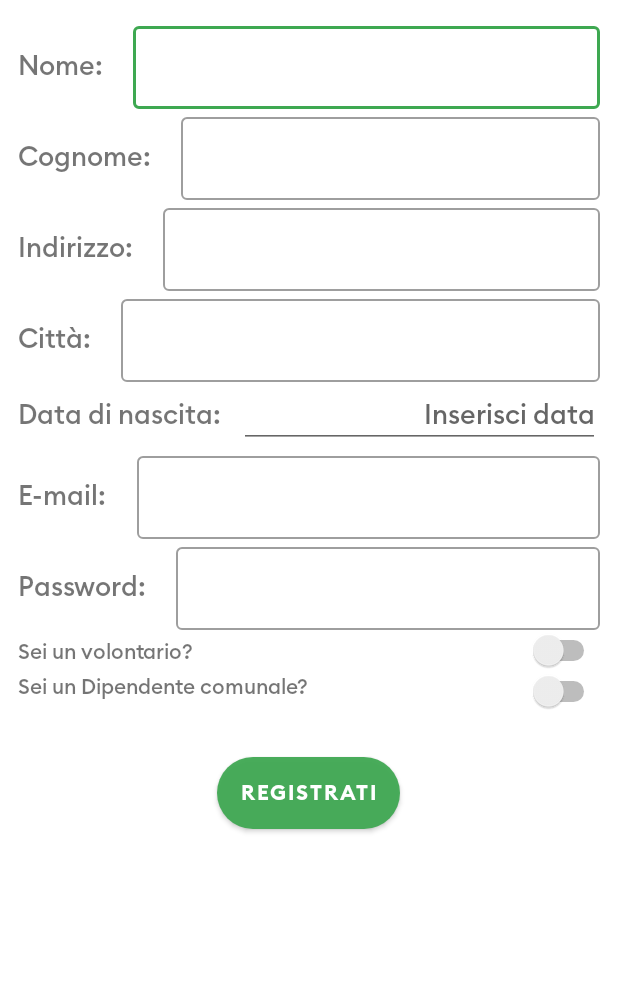
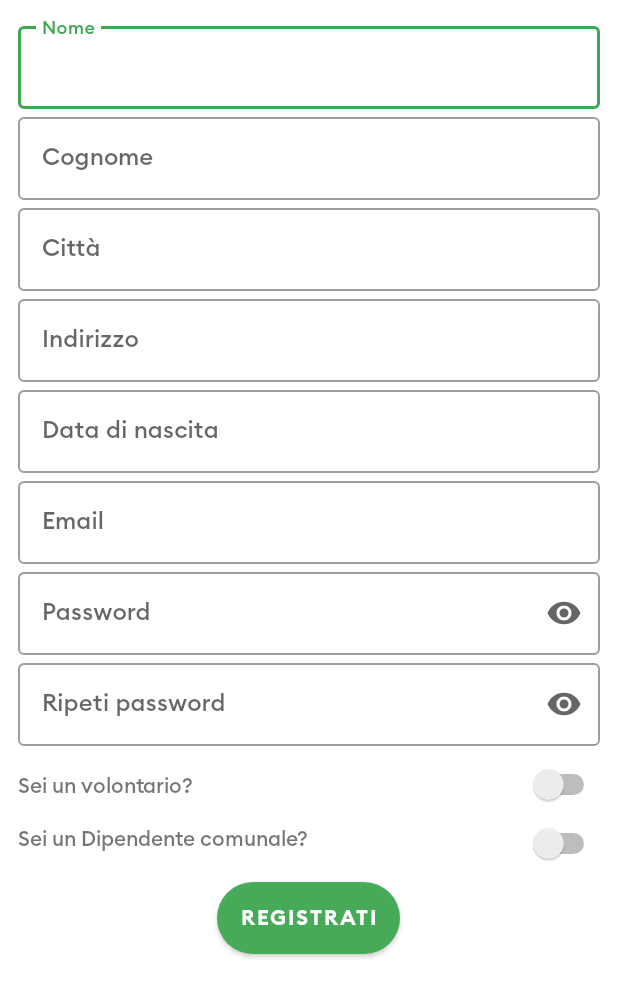
Before and after one commit to ssilvestri15/Gruppo1_ProjectGreen_IUM, an Android app: the fragment RegistrazioneFragment shown on its own in the app's theme, on a phone screen of 412 x 824 dp. Shown: the top 997 px of the screen. Run offline under Robolectric (Android 15) with nearby library versions, the phone set to English and light mode, and no system bars.

Commit message:
Update to Registrazioni

```diff
--- a/app/build.gradle
+++ b/app/build.gradle
@@ -44,6 +44,7 @@ dependencies {
     implementation 'androidx.annotation:annotation:1.1.0'
     implementation 'androidx.lifecycle:lifecycle-livedata-ktx:2.2.0'
     implementation 'androidx.lifecycle:lifecycle-viewmodel-ktx:2.2.0'
+    implementation 'androidx.gridlayout:gridlayout:1.0.0'
     testImplementation 'junit:junit:4.+'
     androidTestImplementation 'androidx.test.ext:junit:1.1.2'
     androidTestImplementation 'androidx.test.espresso:espresso-core:3.3.0'
--- a/app/src/main/java/com/boris/projectgreen/LoginActivity.java
+++ b/app/src/main/java/com/boris/projectgreen/LoginActivity.java
@@ -1,8 +1,10 @@
 package com.boris.projectgreen;
 
 import androidx.appcompat.app.AppCompatActivity;
+import androidx.fragment.app.FragmentManager;
 
 import android.os.Bundle;
+import android.view.View;
 
 public class LoginActivity extends AppCompatActivity {
 
@@ -10,5 +12,11 @@ public class LoginActivity extends AppCompatActivity {
     protected void onCreate(Bundle savedInstanceState) {
         super.onCreate(savedInstanceState);
         setContentView(R.layout.activity_login);
+
+    }
+
+    public void openFragmentRegistrazione(View view) {
+        FragmentManager fm = getSupportFragmentManager();
+        getSupportFragmentManager().beginTransaction();
     }
 }
--- a/app/src/main/res/layout/activity_login.xml
+++ b/app/src/main/res/layout/activity_login.xml
@@ -110,7 +110,8 @@
             android:textSize="18sp"
             android:textStyle="bold"
             android:clickable="true"
-            android:layout_gravity="center"/>
+            android:layout_gravity="center"
+            android:onClick="openFragmentRegistrazione"/>
 
 
 
--- a/app/src/main/res/layout/fragment_registrazione.xml
+++ b/app/src/main/res/layout/fragment_registrazione.xml
@@ -3,217 +3,150 @@
     xmlns:tools="http://schemas.android.com/tools"
     android:layout_width="match_parent"
     android:layout_height="match_parent"
+    xmlns:app="http://schemas.android.com/apk/res-auto"
     tools:context=".RegistrazioneFragment">
 
 
     <LinearLayout
         android:layout_width="match_parent"
         android:layout_height="match_parent"
-        android:orientation="vertical"
-        android:layout_margin="12sp">
+        android:layout_margin="12sp"
+        android:orientation="vertical">
 
+        <com.google.android.material.textfield.TextInputLayout
+            android:id="@+id/txtFieldNome"
+            android:layout_width="match_parent"
+            android:layout_height="wrap_content"
+            style="@style/Widget.MaterialComponents.TextInputLayout.OutlinedBox"
+            android:hint="Nome">
+
+            <com.google.android.material.textfield.TextInputEditText
+                android:layout_width="match_parent"
+                android:layout_height="wrap_content"/>
+
+        </com.google.android.material.textfield.TextInputLayout>
+
+        <com.google.android.material.textfield.TextInputLayout
+            android:id="@+id/txtFieldCognome"
+            android:layout_width="match_parent"
+            android:layout_height="wrap_content"
+            style="@style/Widget.MaterialComponents.TextInputLayout.OutlinedBox"
+            android:hint="Cognome">
+
+            <com.google.android.material.textfield.TextInputEditText
+                android:layout_width="match_parent"
+                android:layout_height="wrap_content"/>
+
+        </com.google.android.material.textfield.TextInputLayout>
+
+        <com.google.android.material.textfield.TextInputLayout
+            android:id="@+id/txtFieldCitta"
+            android:layout_width="match_parent"
+            android:layout_height="wrap_content"
+            style="@style/Widget.MaterialComponents.TextInputLayout.OutlinedBox"
+            android:hint="Città">
+
+            <com.google.android.material.textfield.TextInputEditText
+                android:layout_width="match_parent"
+                android:layout_height="wrap_content"/>
+
+        </com.google.android.material.textfield.TextInputLayout>
+
+        <com.google.android.material.textfield.TextInputLayout
+            android:id="@+id/txtFieldIndirizzo"
+            android:layout_width="match_parent"
+            android:layout_height="wrap_content"
+            style="@style/Widget.MaterialComponents.TextInputLayout.OutlinedBox"
+            android:hint="Indirizzo">
+
+            <com.google.android.material.textfield.TextInputEditText
+                android:layout_width="match_parent"
+                android:layout_height="wrap_content"/>
+
+        </com.google.android.material.textfield.TextInputLayout>
+
+        <com.google.android.material.textfield.TextInputLayout
+            android:id="@+id/txtFieldDaraNascita"
+            android:layout_width="match_parent"
+            android:layout_height="wrap_content"
+            style="@style/Widget.MaterialComponents.TextInputLayout.OutlinedBox"
+            android:hint="Data di nascita">
+
+            <com.google.android.material.textfield.TextInputEditText
+                android:layout_width="match_parent"
+                android:layout_height="wrap_content"/>
+
+        </com.google.android.material.textfield.TextInputLayout>
+
+        <com.google.android.material.textfield.TextInputLayout
+            android:id="@+id/txtFieldEmail"
+            android:layout_width="match_parent"
+            android:layout_height="wrap_content"
+            style="@style/Widget.MaterialComponents.TextInputLayout.OutlinedBox"
+            android:hint="Email">
+
+            <com.google.android.material.textfield.TextInputEditText
+                android:layout_width="match_parent"
+                android:layout_height="wrap_content"/>
+
+        </com.google.android.material.textfield.TextInputLayout>
+
+        <com.google.android.material.textfield.TextInputLayout
+            android:id="@+id/txtFieldPassword"
+            android:layout_width="match_parent"
+            android:layout_height="wrap_content"
+            style="@style/Widget.MaterialComponents.TextInputLayout.OutlinedBox"
+            android:hint="Password"
+            app:endIconMode="password_toggle">
+
+            <com.google.android.material.textfield.TextInputEditText
+                android:layout_width="match_parent"
+                android:layout_height="wrap_content"
+                android:inputType="textPassword"/>
+
+        </com.google.android.material.textfield.TextInputLayout>
+
+        <com.google.android.material.textfield.TextInputLayout
+            android:id="@+id/txtFieldRipPassword"
+            android:layout_width="match_parent"
+            android:layout_height="wrap_content"
+            style="@style/Widget.MaterialComponents.TextInputLayout.OutlinedBox"
+            android:hint="Ripeti password"
+            app:endIconMode="password_toggle">
+
+            <com.google.android.material.textfield.TextInputEditText
+                android:layout_width="match_parent"
+                android:layout_height="wrap_content"
+                android:inputType="textPassword"/>
+
+        </com.google.android.material.textfield.TextInputLayout>
 
         <LinearLayout
             android:layout_width="match_parent"
             android:layout_height="wrap_content"
-            android:orientation="horizontal">
+            android:orientation="horizontal"
+            android:layout_marginTop="12sp">
 
             <TextView
                 android:layout_width="wrap_content"
                 android:layout_height="wrap_content"
-                android:text="Nome:"
-                android:textSize="18sp"/>
+                android:text="Sei un volontario?" />
 
-            <com.google.android.material.textfield.TextInputLayout
-                android:id="@+id/inputRegNome"
-                style="@style/Widget.MaterialComponents.TextInputLayout.OutlinedBox"
+            <Switch
                 android:layout_width="match_parent"
-                android:layout_height="wrap_content"
-                android:layout_marginLeft="20dp"
-                >
-
-                <com.google.android.material.textfield.TextInputEditText
-                    android:layout_width="match_parent"
-                    android:layout_height="wrap_content" />
-
-            </com.google.android.material.textfield.TextInputLayout>
-
-
+                android:layout_height="wrap_content" />
         </LinearLayout>
 
         <LinearLayout
             android:layout_width="match_parent"
             android:layout_height="wrap_content"
-            android:orientation="horizontal">
+            android:orientation="horizontal"
+            android:layout_marginTop="12sp">
 
             <TextView
                 android:layout_width="wrap_content"
                 android:layout_height="wrap_content"
-                android:text="Cognome:"
-                android:textSize="18sp"/>
-
-            <com.google.android.material.textfield.TextInputLayout
-                android:id="@+id/inputRegCognome"
-                style="@style/Widget.MaterialComponents.TextInputLayout.OutlinedBox"
-                android:layout_width="match_parent"
-                android:layout_height="wrap_content"
-                android:layout_marginLeft="20dp">
-
-                <com.google.android.material.textfield.TextInputEditText
-                    android:layout_width="match_parent"
-                    android:layout_height="wrap_content" />
-
-            </com.google.android.material.textfield.TextInputLayout>
-
-        </LinearLayout>
-
-        <LinearLayout
-            android:layout_width="match_parent"
-            android:layout_height="wrap_content"
-            android:orientation="horizontal">
-
-            <TextView
-                android:layout_width="wrap_content"
-                android:layout_height="wrap_content"
-                android:text="Indirizzo:"
-                android:textSize="18sp"/>
-
-            <com.google.android.material.textfield.TextInputLayout
-                android:id="@+id/inputRegInd"
-                style="@style/Widget.MaterialComponents.TextInputLayout.OutlinedBox"
-                android:layout_width="match_parent"
-                android:layout_height="wrap_content"
-                android:layout_marginLeft="20dp">
-
-                <com.google.android.material.textfield.TextInputEditText
-                    android:layout_width="match_parent"
-                    android:layout_height="wrap_content" />
-
-            </com.google.android.material.textfield.TextInputLayout>
-
-        </LinearLayout>
-
-        <LinearLayout
-            android:layout_width="match_parent"
-            android:layout_height="wrap_content"
-            android:orientation="horizontal">
-
-            <TextView
-                android:layout_width="wrap_content"
-                android:layout_height="wrap_content"
-                android:text="Città:"
-                android:textSize="18sp"/>
-
-            <com.google.android.material.textfield.TextInputLayout
-                android:id="@+id/inputRegCitta"
-                style="@style/Widget.MaterialComponents.TextInputLayout.OutlinedBox"
-                android:layout_width="match_parent"
-                android:layout_height="wrap_content"
-                android:layout_marginLeft="20dp">
-
-                <com.google.android.material.textfield.TextInputEditText
-                    android:layout_width="match_parent"
-                    android:layout_height="wrap_content" />
-
-            </com.google.android.material.textfield.TextInputLayout>
-
-        </LinearLayout>
-
-        <LinearLayout
-            android:layout_width="match_parent"
-            android:layout_height="wrap_content"
-            android:orientation="horizontal">
-
-            <TextView
-                android:layout_width="wrap_content"
-                android:layout_height="wrap_content"
-                android:text="Data di nascita:"
-                android:textSize="18sp"/>
-
-            <EditText
-                android:layout_width="match_parent"
-                android:layout_height="wrap_content"
-                android:hint="Inserisci data"
-                android:textAlignment="textEnd"
-                android:layout_marginLeft="12sp"/>
-
-        </LinearLayout>
-
-        <LinearLayout
-            android:layout_width="match_parent"
-            android:layout_height="wrap_content"
-            android:orientation="horizontal">
-
-            <TextView
-                android:layout_width="wrap_content"
-                android:layout_height="wrap_content"
-                android:text="E-mail:"
-                android:textSize="18sp"/>
-
-            <com.google.android.material.textfield.TextInputLayout
-                android:id="@+id/inputRegEmail"
-                style="@style/Widget.MaterialComponents.TextInputLayout.OutlinedBox"
-                android:layout_width="match_parent"
-                android:layout_height="wrap_content"
-                android:layout_marginLeft="20dp">
-
-                <com.google.android.material.textfield.TextInputEditText
-                    android:layout_width="match_parent"
-                    android:layout_height="wrap_content" />
-
-            </com.google.android.material.textfield.TextInputLayout>
-
-        </LinearLayout>
-
-        <LinearLayout
-            android:layout_width="match_parent"
-            android:layout_height="wrap_content"
-            android:orientation="horizontal">
-
-            <TextView
-                android:layout_width="wrap_content"
-                android:layout_height="wrap_content"
-                android:text="Password:"
-                android:textSize="18sp"/>
-
-            <com.google.android.material.textfield.TextInputLayout
-                android:id="@+id/inputRegNom"
-                style="@style/Widget.MaterialComponents.TextInputLayout.OutlinedBox"
-                android:layout_width="match_parent"
-                android:layout_height="wrap_content"
-                android:layout_marginLeft="20dp">
-
-                <com.google.android.material.textfield.TextInputEditText
-                    android:layout_width="match_parent"
-                    android:layout_height="wrap_content" />
-
-            </com.google.android.material.textfield.TextInputLayout>
-
-        </LinearLayout>
-        <LinearLayout
-            android:layout_width="match_parent"
-            android:layout_height="wrap_content"
-            android:orientation="horizontal">
-
-            <TextView
-                android:layout_width="wrap_content"
-                android:layout_height="wrap_content"
-                android:text="Sei un volontario?"/>
-
-            <Switch
-                android:layout_width="match_parent"
-                android:layout_height="wrap_content"/>
-        </LinearLayout>
-
-        <LinearLayout
-            android:layout_width="match_parent"
-            android:layout_height="wrap_content"
-            android:orientation="horizontal">
-
-            <TextView
-                android:layout_width="wrap_content"
-                android:layout_height="wrap_content"
-                android:text="Sei un Dipendente comunale?"/>
+                android:text="Sei un Dipendente comunale?" />
 
             <Switch
                 android:layout_width="match_parent"
@@ -221,21 +154,16 @@
                 android:gravity="right" />
         </LinearLayout>
 
-
-
         <Button
             android:id="@+id/btnReg"
             android:layout_width="wrap_content"
             android:layout_height="wrap_content"
             android:layout_gravity="center"
-            android:layout_marginTop="30dp"
+            android:layout_marginTop="12sp"
             android:background="@drawable/roundedbutton"
             android:text="Registrati"
             android:textColor="@color/white"
-            android:textStyle="bold"/>
-
-
-
+            android:textStyle="bold" />
 
 
     </LinearLayout>
```
